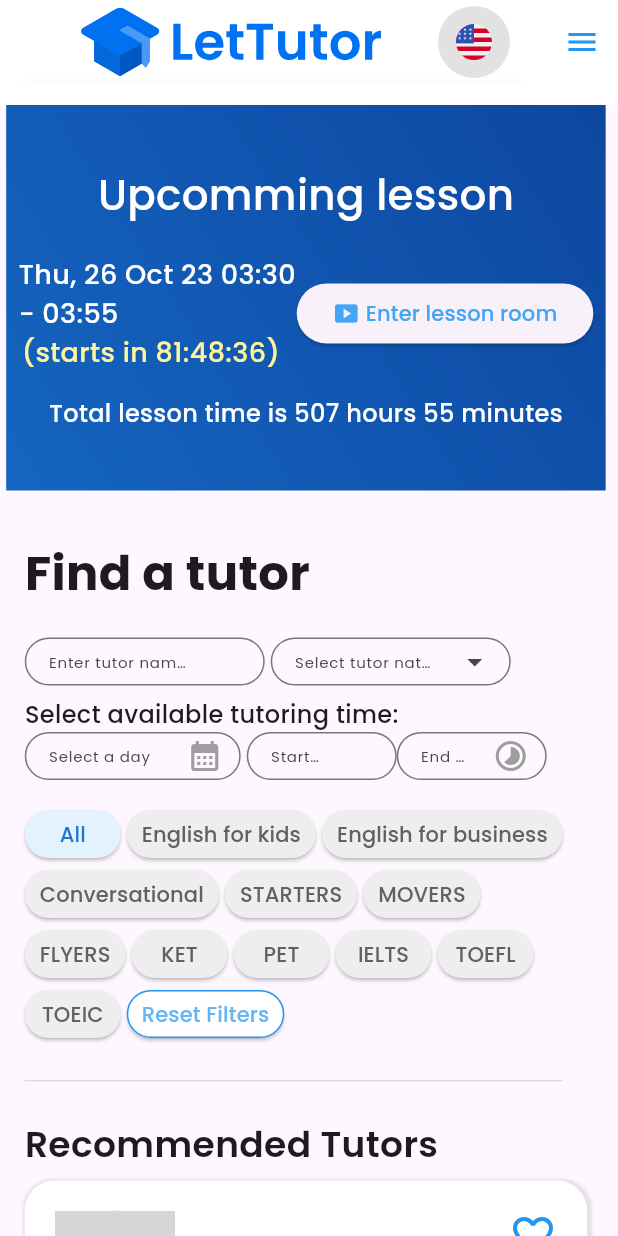
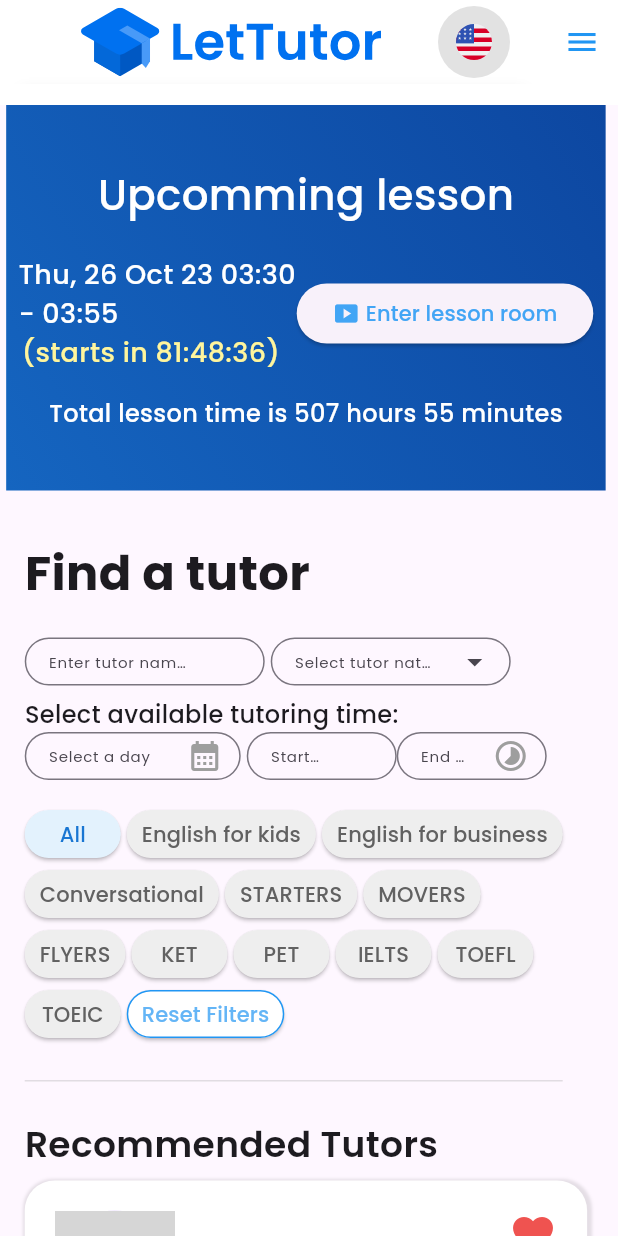
Before and after one commit to Mtoan12/advanced-mobile, a Flutter app: the screen it shows after launch, on a phone screen of 412 x 824 dp. Run offline on Flutter 3.47's test engine with Material 2 defaults, Android fonts, the phone set to English and light mode, and no system bars; our stand-ins replace device_preview, flutter_svg, get, go_router, google_fonts, video_player; missing offline and left inert: dart:js, flutter_pdfview, number_paginator; network calls fail; grey boxes are pictures that could not be loaded.

Commit message:
tạo provider TeachersList và render list teachers ra màn hình

```diff
--- a/lib/models/teacher.dart
+++ b/lib/models/teacher.dart
@@ -2,7 +2,7 @@ import 'package:flutter/cupertino.dart';
 
 class Teacher {
   String? id;
-  NetworkImage avatar;
+  String avatar;
   String country;
   String name;
   String bio;
--- a/lib/screens/teachers_list_screen/teacher_card.dart
+++ b/lib/screens/teachers_list_screen/teacher_card.dart
@@ -137,7 +137,7 @@ class TeacherCard extends StatelessWidget {
                   right: 0,
                   child: Icon(
                     hasLiked ? Icons.favorite : Icons.favorite_border,
-                    color: Colors.blue,
+                    color: hasLiked ? Colors.red[400] : Colors.blue,
                     size: 32,
                   ))
             ],
--- a/lib/screens/teachers_list_screen/teachers_suggestion.dart
+++ b/lib/screens/teachers_list_screen/teachers_suggestion.dart
@@ -15,79 +15,39 @@ class TeachersSuggestionWidget extends StatefulWidget {
 class _TeachersSuggestionWidgetState extends State<TeachersSuggestionWidget> {
   @override
   Widget build(BuildContext context) {
+    return mainWidgets();
+  }
+
+  Widget mainWidgets() {
+    var teachers = widget.teachers;
+
+    List<Widget> list = [];
+    list.add(Text(
+      "Recommended Tutors".tr,
+      style: TextStyle(fontSize: 24, fontWeight: FontWeight.w600),
+    ));
+    list.add(SizedBox(
+      height: 8,
+    ));
+
+    for (Teacher teacher in teachers) {
+      list.add(
+        TeacherCard(
+            imgUrl: teacher.avatar,
+            hasLiked: teacher.isFavoriteTutor ?? false,
+            name: teacher.name,
+            national: teacher.country,
+            stars: teacher.rating,
+            filters: teacher.specialties.split(','),
+            description: teacher.bio),
+      );
+      list.add(SizedBox(
+        height: 20,
+      ));
+    }
     return Column(
       crossAxisAlignment: CrossAxisAlignment.start,
-      children: [
-        Text(
-          "Recommended Tutors".tr,
-          style: TextStyle(fontSize: 24, fontWeight: FontWeight.w600),
-        ),
-        SizedBox(
-          height: 8,
-        ),
-        TeacherCard(
-            imgUrl:
-                "https://sandbox.api.lettutor.com/avatar/4d54d3d7-d2a9-42e5-97a2-5ed38af5789aavatar1684484879187.jpg",
-            hasLiked: false,
-            name: "Keegan",
-            national: "Tunisia",
-            stars: 5,
-            filters: [
-              'English for business'.tr,
-              'Conversational'.tr,
-              'English for kids'.tr,
-              'IELTS',
-              'STARTERS',
-            ],
-            description:
-                "I am passionate about running and fitness, I often compete in trail/mountain running events and I love pushing myself. I am training to one day take part in ultra-endurance events. I also enjoy watching rugby on the weekends, reading and watching podcasts on Youtube. My most memorable life experience would be living in and traveling around Southeast Asia."),
-        SizedBox(
-          height: 20,
-        ),
-        TeacherCard(
-            imgUrl:
-                "https://sandbox.api.lettutor.com/avatar/4d54d3d7-d2a9-42e5-97a2-5ed38af5789aavatar1684484879187.jpg",
-            hasLiked: false,
-            name: "Keegan",
-            national: "Tunisia",
-            stars: 5,
-            filters: [
-              'English for business'.tr,
-              'Conversational'.tr,
-              'English for kids'.tr,
-              'IELTS',
-              'STARTERS',
-            ],
-            description:
-                "I am passionate about running and fitness, I often compete in trail/mountain running events and I love pushing myself. I am training to one day take part in ultra-endurance events. I also enjoy watching rugby on the weekends, reading and watching podcasts on Youtube. My most memorable life experience would be living in and traveling around Southeast Asia."),
-      ],
+      children: list,
     );
   }
-
-  Widget mainWidgets(List<String> strings) {
-    List<Widget> list = [];
-    for (var i = 0; i < widget.teachers.length; i++) {
-      list.add(
-        TeacherCard(
-            imgUrl:
-                "https://sandbox.api.lettutor.com/avatar/4d54d3d7-d2a9-42e5-97a2-5ed38af5789aavatar1684484879187.jpg",
-            hasLiked: false,
-            name: "Keegan",
-            national: "Tunisia",
-            stars: 5,
-            filters: [
-              'English for business'.tr,
-              'Conversational'.tr,
-              'English for kids'.tr,
-              'IELTS',
-              'STARTERS',
-            ],
-            description:
-                "I am passionate about running and fitness, I often compete in trail/mountain running events and I love pushing myself. I am training to one day take part in ultra-endurance events. I also enjoy watching rugby on the weekends, reading and watching podcasts on Youtube. My most memorable life experience would be living in and traveling around Southeast Asia."),
-
-      );
-
-    }
-    return new Row(children: list);
-  }
 }
```
Also changed, not shown: lib/store/store.dart (+8 -7 lines).
